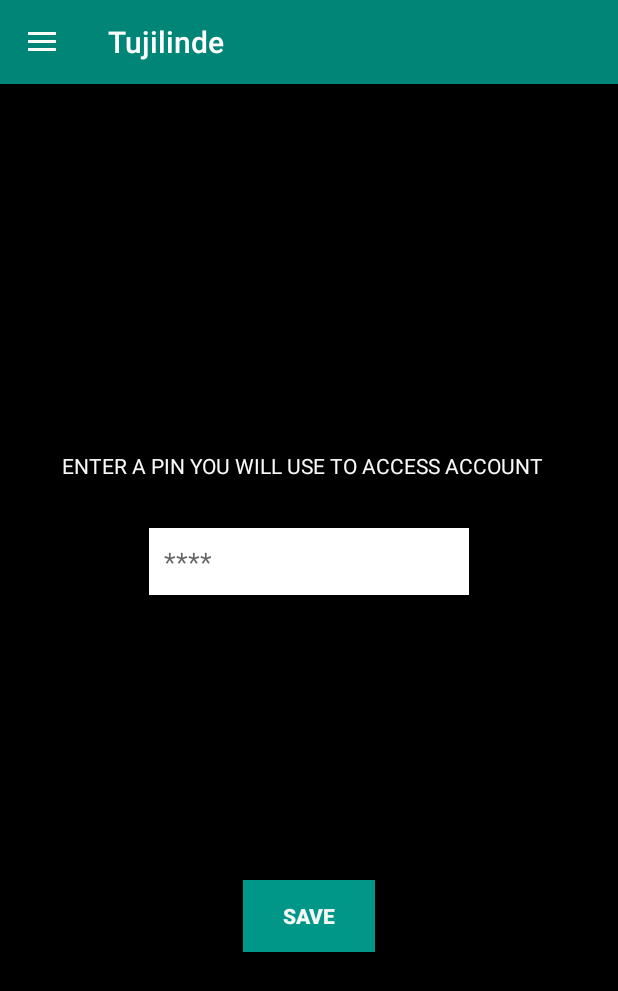
After one commit to Jonnybuoy/Tujilinde, an Android app: the fragment SetPasscodeFragment placed in its activity, on a phone screen of 412 x 824 dp. The commit adds this screen. Shown: the top 991 px of the screen. Run offline under Robolectric (Android 15) with nearby library versions, the phone set to English and light mode, and no system bars; our stand-ins replace Firebase (no records; nobody signed in at launch, a user with empty details on screens opened directly); libraries missing offline, so code that uses them is left out: com.firebase.geofire; Roboto replaces fonts that are not available here; 2 statements that could not run were skipped.

Commit message:
Implement passcode for user and sign out activity.

```diff
--- a/app/build.gradle
+++ b/app/build.gradle
@@ -45,6 +45,7 @@ dependencies {
     implementation 'com.firebase:geofire-android:3.0.0'
     implementation 'com.nabinbhandari.android:permissions:3.8'
     implementation 'com.google.android.material:material:1.0.0'
+    implementation 'com.hanks:passcodeview:0.1.2'
 
 }
 
--- a/app/src/main/AndroidManifest.xml
+++ b/app/src/main/AndroidManifest.xml
@@ -16,9 +16,11 @@
         android:roundIcon="@mipmap/ic_launcher_round"
         android:supportsRtl="true"
         android:theme="@style/AppTheme">
-        <activity android:name=".AgentNavigationActivity"
+        <activity android:name=".SignInActivity"></activity>
+        <activity
+            android:name=".AgentNavigationActivity"
             android:exported="true"
-            android:theme="@style/AppTheme.NoActionBar"/>
+            android:theme="@style/AppTheme.NoActionBar" />
         <activity
             android:name=".CrimeDetailsActivity"
             android:parentActivityName=".CivilianNavigationActivity" />
--- /dev/null
+++ b/app/src/main/java/com/example/tujilinde/SetPasscodeFragment.java
@@ -0,0 +1,192 @@
+package com.example.tujilinde;
+
+import android.content.Intent;
+import android.os.Bundle;
+import android.view.LayoutInflater;
+import android.view.View;
+import android.view.ViewGroup;
+import android.widget.Button;
+import android.widget.EditText;
+import android.widget.TextView;
+import android.widget.Toast;
+
+import androidx.annotation.NonNull;
+import androidx.annotation.Nullable;
+import androidx.fragment.app.Fragment;
+
+import com.google.firebase.auth.FirebaseAuth;
+import com.google.firebase.auth.FirebaseUser;
+import com.google.firebase.database.DataSnapshot;
+import com.google.firebase.database.DatabaseError;
+import com.google.firebase.database.DatabaseReference;
+import com.google.firebase.database.FirebaseDatabase;
+import com.google.firebase.database.ValueEventListener;
+
+import java.security.MessageDigest;
+import java.security.NoSuchAlgorithmException;
+import java.util.HashMap;
+import java.util.Map;
+
+public class SetPasscodeFragment extends Fragment {
+
+    View mView;
+    EditText mPasscode;
+    Button mSave;
+    TextView mReturn;
+
+    private DatabaseReference current_user_db;
+    private DatabaseReference agentProfileRef;
+    private DatabaseReference civilianProfileRef;
+    FirebaseAuth mAuth;
+
+    String user_id;
+    String pass_code;
+    String hashed_passcode;
+
+    public SetPasscodeFragment(){
+        // empty constructor
+    }
+
+    @Nullable
+    @Override
+    public View onCreateView(@NonNull LayoutInflater inflater, @Nullable ViewGroup container, @Nullable Bundle savedInstanceState) {
+        mView = inflater.inflate(R.layout.fragment_passcode, container, false);
+
+        mPasscode = mView.findViewById(R.id.editPasscode);
+        mSave = mView.findViewById(R.id.savePasscodeBtn);
+        mReturn =  mView.findViewById(R.id.textView);
+
+        current_user_db = FirebaseDatabase.getInstance().getReference().child("Users");
+
+        getPassCode();
+
+        mSave.setOnClickListener(new View.OnClickListener() {
+            @Override
+            public void onClick(View v) {
+                computeHashPassword(mPasscode.toString());
+                savePassCode();
+            }
+        });
+
+        return mView;
+    }
+
+    private void getPassCode(){
+
+        FirebaseUser user = FirebaseAuth.getInstance().getCurrentUser();
+        if (user != null) {
+            mAuth = FirebaseAuth.getInstance();
+            user_id = mAuth.getCurrentUser().getUid();
+            agentProfileRef = FirebaseDatabase.getInstance().getReference().child("Users").child("Security Agents").child(user_id).child("Profile Details");
+            civilianProfileRef = FirebaseDatabase.getInstance().getReference().child("Users").child("Civilians").child(user_id).child("Profile Details");
+            // User is signed in
+            current_user_db.addListenerForSingleValueEvent(new ValueEventListener() {
+                @Override
+                public void onDataChange(@NonNull DataSnapshot dataSnapshot) {
+
+                    if (dataSnapshot.child("Security Agents").child(user_id).exists()){
+                        agentProfileRef.addValueEventListener(new ValueEventListener() {
+                            @Override
+                            public void onDataChange(@NonNull DataSnapshot dataSnapshot) {
+                                if (dataSnapshot.exists() && dataSnapshot.getChildrenCount() > 0){
+                                    Map<String,Object> map  = (Map<String, Object>) dataSnapshot.getValue();
+                                    if(map.get("PassCode")!= null){
+                                        hashed_passcode = map.get("PassCode").toString();
+                                        mReturn.setText(hashed_passcode);
+                                    }
+                                }
+
+                            }
+
+                            @Override
+                            public void onCancelled(@NonNull DatabaseError databaseError) {
+
+                            }
+                        });
+
+
+                    }else if (dataSnapshot.child("Civilians").child(user_id).exists()){
+
+                        civilianProfileRef.addValueEventListener(new ValueEventListener() {
+                            @Override
+                            public void onDataChange(@NonNull DataSnapshot dataSnapshot) {
+                                if (dataSnapshot.exists() && dataSnapshot.getChildrenCount() > 0){
+                                    Map<String,Object> map  = (Map<String, Object>) dataSnapshot.getValue();
+                                    if(map.get("PassCode")!= null){
+                                        hashed_passcode = map.get("PassCode").toString();
+                                        mReturn.setText(hashed_passcode);
+                                    }
+                                }
+                            }
+
+                            @Override
+                            public void onCancelled(@NonNull DatabaseError databaseError) {
+
+                            }
+                        });
+                    }else {
+                        Toast.makeText(getActivity(), "User Type not saved", Toast.LENGTH_SHORT).show();
+                    }
+
+                }
+
+                @Override
+                public void onCancelled(@NonNull DatabaseError databaseError) {
+
+                }
+            });
+
+
+        } else {
+            // No user is signed in
+        }
+
+
+    }
+
+    public void computeHashPassword(String pass_code){
+
+        try {
+            // Create MD5 Hash
+            MessageDigest digest = java.security.MessageDigest.getInstance("MD5");
+            digest.update(pass_code.getBytes());
+            byte messageDigest[] = digest.digest();
+
+            StringBuffer MD5Hash = new StringBuffer();
+            for (int i = 0; i < messageDigest.length; i++){
+                String h = Integer.toHexString(0xFF & messageDigest[i]);
+                while (h.length() < 2){
+                    h = "0" + h;
+                    MD5Hash.append(h);
+                }
+            }
+
+
+            mReturn.setText(MD5Hash);
+
+        } catch (NoSuchAlgorithmException e) {
+            e.printStackTrace();
+        }
+    }
+
+    private void savePassCode(){
+
+        pass_code = mPasscode.getText().toString();
+        hashed_passcode = mReturn.getText().toString();
+
+        if (pass_code.isEmpty()){
+            mPasscode.setError("This field is required!");
+            return;
+        }
+
+        Map userPin = new HashMap();
+        userPin.put("PassCode", hashed_passcode);
+        agentProfileRef.updateChildren(userPin);
+        civilianProfileRef.updateChildren(userPin);
+        getActivity().finish();
+        Toast.makeText(getActivity(), "Passcode set successfully!", Toast.LENGTH_SHORT).show();
+
+
+
+    }
+}
--- /dev/null
+++ b/app/src/main/res/drawable/ic_logout.xml
@@ -0,0 +1,9 @@
+<vector xmlns:android="http://schemas.android.com/apk/res/android"
+        android:width="24dp"
+        android:height="24dp"
+        android:viewportWidth="24.0"
+        android:viewportHeight="24.0">
+    <path
+        android:fillColor="#FF000000"
+        android:pathData="M12,4l-1.41,1.41L16.17,11H4v2h12.17l-5.58,5.59L12,20l8,-8z"/>
+</vector>
--- /dev/null
+++ b/app/src/main/res/drawable/ic_passcode.xml
@@ -0,0 +1,9 @@
+<vector xmlns:android="http://schemas.android.com/apk/res/android"
+        android:width="24dp"
+        android:height="24dp"
+        android:viewportWidth="24.0"
+        android:viewportHeight="24.0">
+    <path
+        android:fillColor="#FF000000"
+        android:pathData="M18,8h-1L17,6c0,-2.76 -2.24,-5 -5,-5S7,3.24 7,6v2L6,8c-1.1,0 -2,0.9 -2,2v10c0,1.1 0.9,2 2,2h12c1.1,0 2,-0.9 2,-2L20,10c0,-1.1 -0.9,-2 -2,-2zM12,17c-1.1,0 -2,-0.9 -2,-2s0.9,-2 2,-2 2,0.9 2,2 -0.9,2 -2,2zM15.1,8L8.9,8L8.9,6c0,-1.71 1.39,-3.1 3.1,-3.1 1.71,0 3.1,1.39 3.1,3.1v2z"/>
+</vector>
--- /dev/null
+++ b/app/src/main/res/layout/activity_sign_in.xml
@@ -0,0 +1,6 @@
+<?xml version="1.0" encoding="utf-8"?>
+<androidx.constraintlayout.widget.ConstraintLayout
+    xmlns:android="http://schemas.android.com/apk/res/android" android:layout_width="match_parent"
+    android:layout_height="match_parent">
+
+</androidx.constraintlayout.widget.ConstraintLayout>
--- /dev/null
+++ b/app/src/main/res/layout/fragment_passcode.xml
@@ -0,0 +1,85 @@
+<?xml version="1.0" encoding="utf-8"?>
+<androidx.constraintlayout.widget.ConstraintLayout xmlns:android="http://schemas.android.com/apk/res/android"
+    xmlns:app="http://schemas.android.com/apk/res-auto"
+    xmlns:tools="http://schemas.android.com/tools"
+    android:layout_width="match_parent"
+    android:layout_height="match_parent"
+    android:background="#000000">
+
+
+
+    <TextView
+        android:id="@+id/homeDescriptionTxtView"
+        android:layout_width="wrap_content"
+        android:layout_height="wrap_content"
+        android:layout_marginTop="250dp"
+        android:layout_marginBottom="600dp"
+        android:text="JILINDE CRIME ALERT SYSTEM"
+        android:textColor="#F8F8F8"
+        android:textSize="18sp"
+        android:textStyle="bold"
+        app:layout_constraintBottom_toBottomOf="parent"
+        app:layout_constraintEnd_toEndOf="parent"
+        app:layout_constraintHorizontal_bias="0.496"
+        app:layout_constraintStart_toStartOf="parent"
+        app:layout_constraintTop_toTopOf="parent" />
+
+
+    <TextView
+        android:id="@+id/textView3"
+        android:layout_width="wrap_content"
+        android:layout_height="wrap_content"
+        android:layout_marginTop="48dp"
+        android:text="ENTER A PIN YOU WILL USE TO ACCESS ACCOUNT"
+        android:textColor="#F8F8F8"
+        app:layout_constraintEnd_toEndOf="parent"
+        app:layout_constraintHorizontal_bias="0.456"
+        app:layout_constraintStart_toStartOf="parent"
+        app:layout_constraintTop_toBottomOf="@+id/homeDescriptionTxtView" />
+
+
+    <EditText
+        android:id="@+id/editPasscode"
+        android:layout_width="wrap_content"
+        android:layout_height="wrap_content"
+        android:layout_marginTop="32dp"
+        android:background="@color/common_google_signin_btn_text_dark_default"
+        android:digits="0123456789"
+        android:ems="10"
+        android:hint="****"
+        android:inputType="phone"
+        android:maxLength="4"
+        android:padding="10dp"
+        android:textColor="@android:color/black"
+        app:layout_constraintEnd_toEndOf="parent"
+        app:layout_constraintStart_toStartOf="parent"
+        app:layout_constraintTop_toBottomOf="@+id/textView3" />
+
+
+
+    <Button
+        android:id="@+id/savePasscodeBtn"
+        android:layout_width="wrap_content"
+        android:layout_height="wrap_content"
+        android:background="#009688"
+        android:padding="10dp"
+        android:text="SAVE"
+        android:textColor="#F4F8F4"
+        android:textStyle="bold"
+        app:layout_constraintBottom_toBottomOf="parent"
+        app:layout_constraintEnd_toEndOf="parent"
+        app:layout_constraintStart_toStartOf="parent"
+        app:layout_constraintTop_toBottomOf="@+id/editPasscode" />
+
+    <TextView
+        android:id="@+id/textView"
+        android:layout_width="wrap_content"
+        android:layout_height="wrap_content"
+        android:text="TextView"
+        android:visibility="gone"
+        app:layout_constraintEnd_toEndOf="parent"
+        app:layout_constraintStart_toStartOf="parent"
+        app:layout_constraintTop_toBottomOf="@+id/editPasscode" />
+
+
+</androidx.constraintlayout.widget.ConstraintLayout>
--- a/app/src/main/res/menu/menu_agent_items.xml
+++ b/app/src/main/res/menu/menu_agent_items.xml
@@ -27,6 +27,20 @@
         android:icon="@drawable/ic_contact"
         android:title="Contact Us"/>
 
+    <group android:checkableBehavior="none">
+
+        <item
+            android:id="@+id/securityPin"
+            android:title="Set access passcode"
+            android:icon="@drawable/ic_passcode"/>
+
+        <item
+            android:id="@+id/logoff"
+            android:title="Sign Out"
+            android:icon="@drawable/ic_logout"/>
+
+    </group>
+
 
 
 
```
Also changed, not shown: app/src/main/java/com/example/tujilinde/AgentNavigationActivity.java (+8 -0 lines), app/src/main/java/com/example/tujilinde/CivilianNavigationActivity.java (+8 -0 lines), app/src/main/java/com/example/tujilinde/SignInActivity.java (added, +14 -0 lines), app/src/main/java/com/example/tujilinde/SignOutFragment.java (added, +63 -0 lines), app/src/main/res/layout/fragment_signout.xml (added, +65 -0 lines), app/src/main/res/menu/menu_item.xml (+20 -4 lines).
